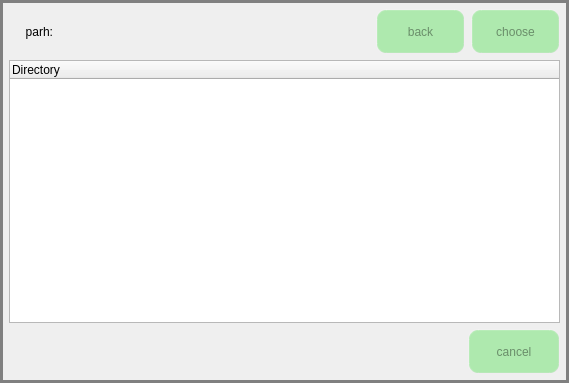
Before: the Qt Designer form file_opration.ui in jizizihe/baijie_demo, drawn with Qt 5.
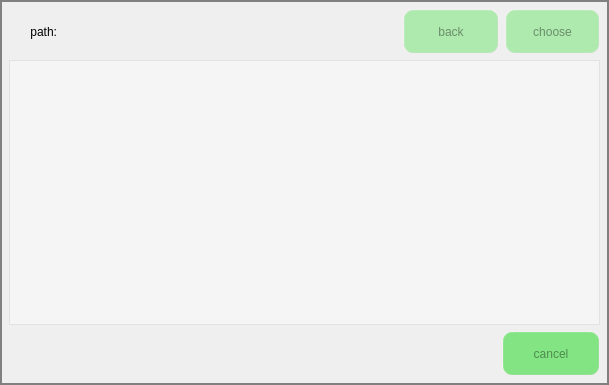
After: the same form once the commit is applied. Icons and pictures are not drawn.

Commit message: func: 1.add cancel pair, disconnect, stop scanning, and display matched bluetooth in bluetooth       2.add display connected devices in wifi       3.change function button style and change layout in gpio       4.change layout in ethernet

What changed in the file:
```diff
--- a/file_opration.ui
+++ b/file_opration.ui
@@ -6,17 +6,24 @@
    <rect>
     <x>0</x>
     <y>0</y>
-    <width>569</width>
-    <height>383</height>
+    <width>609</width>
+    <height>385</height>
    </rect>
   </property>
+  <property name="font">
+   <font>
+    <stylestrategy>PreferAntialias</stylestrategy>
+   </font>
+  </property>
   <property name="windowTitle">
    <string>MainWindow</string>
   </property>
   <property name="styleSheet">
    <string notr="true">#File_opration
 {
-border: 3px solid gray;
+	background-image: url(:/button_image/all/background.jpg);
+
+border: 2px solid gray;
 }
 /******** combobox 滚动条  *********/
 QComboBox QScrollBar::vertical{ /*主体部分*/
@@ -38,6 +45,7 @@
      padding: 6px; /*填衬*/
     outline: none; /*去掉按钮的虚线框*/
 }
+QScrollBar{ width:30px;}
 </string>
   </property>
   <widget class="QWidget" name="centralwidget">
@@ -49,7 +57,7 @@
         <item>
          <widget class="QLabel" name="label">
           <property name="text">
-           <string>parh:</string>
+           <string>path:</string>
           </property>
           <property name="alignment">
            <set>Qt::AlignRight|Qt::AlignTrailing|Qt::AlignVCenter</set>
@@ -119,6 +127,12 @@
     </item>
     <item row="1" column="0">
      <widget class="QTreeWidget" name="treeWidget">
+      <property name="styleSheet">
+       <string notr="true"> background-color:rgba(255, 255, 255, 100);</string>
+      </property>
+      <attribute name="headerVisible">
+       <bool>false</bool>
+      </attribute>
       <column>
        <property name="text">
         <string>Directory</string>
@@ -155,6 +169,9 @@
           <height>45</height>
          </size>
         </property>
+        <property name="styleSheet">
+         <string notr="true">   background-color: rgba(100, 225, 100, 200);</string>
+        </property>
         <property name="text">
          <string>cancel</string>
         </property>
```
Left out of the diff: 2 changed lines with no effect on the pictures. The commit also changes 52 other files.
